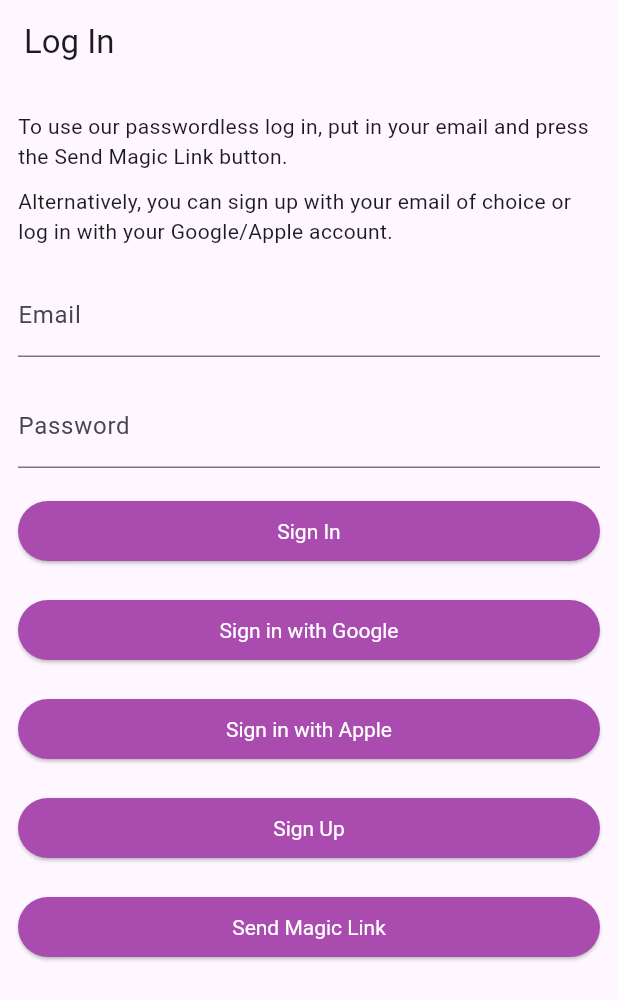
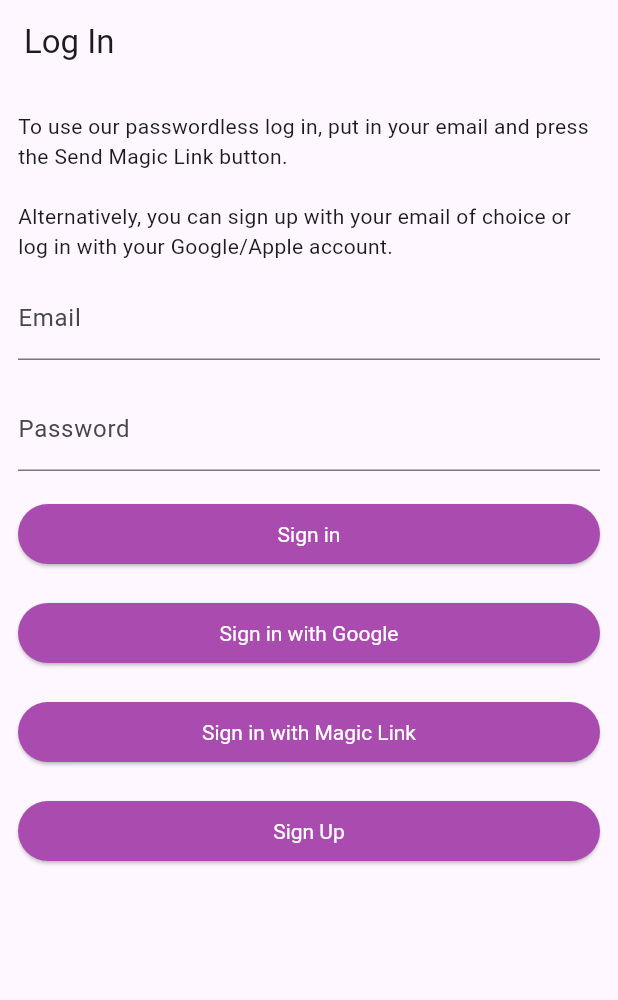
Before and after one commit to jkumz/expensee, a Flutter app: the screen it shows after launch, on a phone screen of 412 x 824 dp. Shown: the top 1000 px of the screen. Run offline on Flutter 3.47's test engine with Material 3 defaults, Android fonts, the phone set to English and light mode, and no system bars; our stand-ins replace flutter_dotenv, supabase_flutter; accounts and stored records are empty.

Commit message:
Login - Refactored for readability. Apple OAuth backend needs done via Apple Dev portal

```diff
--- /dev/null
+++ b/lib/components/elevated_buttons/authentication_buttons/sign_in_with_google_button.dart
@@ -0,0 +1,7 @@
+import 'package:flutter/material.dart';
+import 'package:expensee/components/elevated_buttons/custom_callback_button.dart';
+
+// purely for readability
+class SignInWithGoogleButton extends CustomCallbackButton {
+  SignInWithGoogleButton(super.child, super.onTap);
+}
--- /dev/null
+++ b/lib/components/elevated_buttons/authentication_buttons/sign_in_with_password_button.dart
@@ -0,0 +1,7 @@
+import 'package:flutter/material.dart';
+import 'package:expensee/components/elevated_buttons/custom_callback_button.dart';
+
+// purely for readability
+class SignInWithPasswordButton extends CustomCallbackButton {
+  SignInWithPasswordButton(super.child, super.onTap);
+}
--- /dev/null
+++ b/lib/components/elevated_buttons/custom_callback_button.dart
@@ -0,0 +1,29 @@
+import 'package:flutter/material.dart';
+
+class CustomCallbackButton extends StatelessWidget {
+  final Widget child;
+  final GestureTapCallback? onTap;
+  final Color? textColour;
+  final Color? backgroundColour;
+
+  const CustomCallbackButton(this.child, this.onTap,
+      {Key? key, this.textColour, this.backgroundColour});
+
+  @override
+  Widget build(BuildContext context) {
+    return ElevatedButton(
+      onPressed: onTap != null
+          ? () {
+              onTap!(); // ! operator basically says its guaranteed to not be null
+            }
+          : null,
+      child: child,
+      style: ElevatedButton.styleFrom(
+          foregroundColor: (textColour ?? Colors.white),
+          backgroundColor:
+              (backgroundColour ?? const Color.fromARGB(255, 170, 76, 175)),
+          elevation: 1,
+          textStyle: TextStyle(/*TODO make custom text styles*/)),
+    );
+  }
+}
--- /dev/null
+++ b/lib/config/constants.dart
@@ -0,0 +1,27 @@
+import 'package:flutter/material.dart';
+import 'package:flutter_dotenv/flutter_dotenv.dart';
+
+// LOG IN PAGE CONSTANTS
+
+// LOG IN PAGE - Button text
+const signInWithGoogleButtonText = "Sign in with Google";
+const signInWithPasswordButtonText = "Sign in";
+const signInWithMagicLinkButtonText = "Sign in with Magic Link";
+const signUpButtonText = "Sign Up";
+const loadingText = "Loading...";
+
+// LOG IN PAGE - Controllers
+const emailControllerDecoration = InputDecoration(labelText: "Email");
+const passwordControllerDecoration = InputDecoration(labelText: "Password");
+
+// LOG IN PAGE - SnackBar text
+const magicLinkPopupText =
+    "We've sent you a passwordless login link to your email!";
+const signInSuccessText = "Signed in!";
+const confirmationEmailPopUpText =
+    Text("Please sign up your confirmation in your email.");
+const unexpectedErrorText = Text("Unexpected error occured...");
+
+// LOG IN PAGE - Explanatory text
+const signInExplanationText =
+    'To use our passwordless log in, put in your email and press the Send Magic Link button.\n\nAlternatively, you can sign up with your email of choice or log in with your Google/Apple account.';
--- a/lib/screens/login.dart
+++ b/lib/screens/login.dart
@@ -1,12 +1,15 @@
 import 'dart:async';
 
+import 'package:expensee/components/elevated_buttons/authentication_buttons/sign_in_with_google_button.dart';
+import 'package:expensee/components/elevated_buttons/authentication_buttons/sign_in_with_password_button.dart';
+import 'package:expensee/components/elevated_buttons/magic_link_button.dart';
+import 'package:expensee/config/constants.dart';
 import 'package:flutter/foundation.dart';
 import 'package:flutter/material.dart';
 import 'package:flutter_dotenv/flutter_dotenv.dart';
 import 'package:supabase_flutter/supabase_flutter.dart';
 import 'package:expensee/main.dart';
-
-// TODO - set up log in via Gmail & FB
+import 'package:expensee/components/elevated_buttons/custom_callback_button.dart';
 
 class Login extends StatefulWidget {
   static const String routeName = "/login";
@@ -24,6 +27,10 @@ class Login extends StatefulWidget {
 class _LoginState extends State<Login> {
   bool _isLoading = false;
   bool _redirecting = false;
+  final _appBarTitle = const Text("Log In");
+
+  final authCallback =
+      '${dotenv.env['SUPABASE_PROJECT_SCHEMA']}://login-callback/';
 
   late final TextEditingController _emailController = TextEditingController();
   late final TextEditingController _passwordController =
@@ -37,17 +44,10 @@ class _LoginState extends State<Login> {
       });
       await supabase.auth.signInWithOtp(
         email: _emailController.text.trim(),
-        emailRedirectTo: kIsWeb
-            ? null
-            : '${dotenv.env['SUPABASE_PROJECT_SCHEMA']}://login-callback/',
+        emailRedirectTo: kIsWeb ? null : authCallback,
       );
       if (mounted) {
-        ScaffoldMessenger.of(context).showSnackBar(
-          const SnackBar(
-              content: Text(
-                  "We've sent you a passwordless login link to your email!")),
-        );
-        _emailController.clear();
+        displaySignInSuccess();
       }
     } on AuthException catch (error) {
       SnackBar(
@@ -56,9 +56,8 @@ class _LoginState extends State<Login> {
       );
     } catch (error) {
       SnackBar(
-        content: const Text('Unexpected error occurred'),
-        backgroundColor: Theme.of(context).colorScheme.error,
-      );
+          content: unexpectedErrorText,
+          backgroundColor: Theme.of(context).colorScheme.error);
     } finally {
       if (mounted) {
         setState(() {
@@ -79,11 +78,7 @@ class _LoginState extends State<Login> {
           email: _emailController.text.trim());
 
       if (mounted) {
-        ScaffoldMessenger.of(context).showSnackBar(
-          const SnackBar(content: Text("Signed in!")),
-        );
-        _emailController.clear();
-        _passwordController.clear();
+        displaySignInSuccess();
       }
     } on AuthException catch (error) {
       SnackBar(
@@ -92,7 +87,7 @@ class _LoginState extends State<Login> {
       );
     } catch (error) {
       SnackBar(
-        content: const Text('Unexpected error occurred'),
+        content: unexpectedErrorText,
         backgroundColor: Theme.of(context).colorScheme.error,
       );
     } finally {
@@ -106,19 +101,57 @@ class _LoginState extends State<Login> {
 
   Future<void> _signInWithGoogle() async {
     try {
-      await supabase.auth.signInWithOAuth(Provider.google,
-          redirectTo: dotenv.env["SUPABASE_AUTH_CALLBACK"]);
-    } catch (e) {
-      print("todo");
+      await supabase.auth
+          .signInWithOAuth(Provider.google, redirectTo: authCallback);
+
+      if (mounted) {
+        displaySignInSuccess();
+      }
+    } on AuthException catch (error) {
+      SnackBar(
+        content: Text(error.message),
+        backgroundColor: Theme.of(context).colorScheme.error,
+      );
+    } catch (error) {
+      SnackBar(
+        content: unexpectedErrorText,
+        backgroundColor: Theme.of(context).colorScheme.error,
+      );
+    } finally {
+      if (mounted) {
+        setState(() {
+          _isLoading = false;
+        });
+      }
     }
   }
 
+// TO DO - implement this in Supabase back end - need to make Apple dev profile
+// TO DO - refactor both OAuth sign in methods into one method, taking provider as param
   Future<void> _signInWithApple() async {
     try {
-      await supabase.auth.signInWithOAuth(Provider.apple,
-          redirectTo: dotenv.env["SUPABASE_AUTH_CALLBACK"]);
-    } catch (e) {
-      print("todo");
+      await supabase.auth
+          .signInWithOAuth(Provider.apple, redirectTo: authCallback);
+
+      if (mounted) {
+        displaySignInSuccess();
+      }
+    } on AuthException catch (error) {
+      SnackBar(
+        content: Text(error.message),
+        backgroundColor: Theme.of(context).colorScheme.error,
+      );
+    } catch (error) {
+      SnackBar(
+        content: unexpectedErrorText,
+        backgroundColor: Theme.of(context).colorScheme.error,
+      );
+    } finally {
+      if (mounted) {
+        setState(() {
+          _isLoading = false;
+        });
+      }
     }
   }
 
@@ -129,8 +162,7 @@ class _LoginState extends State<Login> {
 
     if (mounted) {
       ScaffoldMessenger.of(context).showSnackBar(
-        const SnackBar(
-            content: Text("Please sign up your confirmation in your email.")),
+        const SnackBar(content: confirmationEmailPopUpText),
       );
       _emailController.clear();
     }
@@ -157,107 +189,53 @@ class _LoginState extends State<Login> {
     super.dispose();
   }
 
+  void displaySignInSuccess() {
+    ScaffoldMessenger.of(context).showSnackBar(
+      const SnackBar(content: Text(signInSuccessText)),
+    );
+    _emailController.clear();
+    _passwordController.clear();
+  }
+
   @override
   Widget build(BuildContext context) {
     return Scaffold(
-      appBar: AppBar(title: const Text('Log In')),
+      appBar: AppBar(title: _appBarTitle),
       body: ListView(
         padding: const EdgeInsets.symmetric(vertical: 18, horizontal: 12),
         children: [
-          const Text(
-              'To use our passwordless log in, put in your email and press the Send Magic Link button.'),
+          const Text(signInExplanationText),
           const SizedBox(
             height: 10,
           ),
-          const Text(
-              "Alternatively, you can sign up with your email of choice or log in with your Google/Apple account."),
-          const SizedBox(height: 18),
           TextFormField(
             controller: _emailController,
-            decoration: const InputDecoration(labelText: 'Email'),
+            decoration: emailControllerDecoration,
           ),
           const SizedBox(height: 18),
           TextFormField(
             controller: _passwordController,
-            decoration: const InputDecoration(labelText: 'Password'),
+            decoration: passwordControllerDecoration,
           ),
           const SizedBox(height: 18), // to add space
-          ProvideCallbackButton(Text(_isLoading ? 'Loading' : 'Sign In'),
+          SignInWithPasswordButton(
+              Text(_isLoading ? loadingText : signInWithPasswordButtonText),
               _isLoading ? null : _signInWithPassword),
           const SizedBox(height: 18), // to add space
-          ProvideCallbackButton(
-              Text(_isLoading ? 'Loading' : 'Sign in with Google'),
+          SignInWithGoogleButton(
+              Text(_isLoading ? loadingText : signInWithGoogleButtonText),
               _isLoading ? null : _signInWithGoogle),
           const SizedBox(height: 18), // to add space
-          ProvideCallbackButton(
-              Text(_isLoading ? 'Loading' : 'Sign in with Apple'),
-              _isLoading ? null : _signInWithApple),
-          const SizedBox(height: 18), // to add space
-          ProvideCallbackButton(Text(_isLoading ? 'Loading' : 'Sign Up'),
-              _isLoading ? null : _emailSignUp),
-          const SizedBox(height: 18), // to add space
           MagicLinkButton(
-            Text(_isLoading ? 'Loading' : 'Send Magic Link'),
+            Text(_isLoading ? loadingText : signInWithMagicLinkButtonText),
             _isLoading ? null : _signInWithMagicLink,
           ),
+          const SizedBox(height: 18), // to add space
+          CustomCallbackButton(
+              Text(_isLoading ? loadingText : signUpButtonText),
+              _isLoading ? null : _emailSignUp),
         ],
       ),
     );
   }
 }
-
-class MagicLinkButton extends StatelessWidget {
-  final Widget child;
-  final GestureTapCallback? onTap;
-  final Color? textColour;
-  final Color? backgroundColour;
-
-  const MagicLinkButton(this.child, this.onTap,
-      {Key? key, this.textColour, this.backgroundColour});
-
-  @override
-  Widget build(BuildContext context) {
-    return ElevatedButton(
-      onPressed: onTap != null
-          ? () {
-              onTap!();
-            }
-          : null,
-      child: child,
-      style: ElevatedButton.styleFrom(
-          foregroundColor: (textColour ?? Colors.white),
-          backgroundColor:
-              (backgroundColour ?? const Color.fromARGB(255, 170, 76, 175)),
-          elevation: 1,
-          textStyle: TextStyle(/*TODO make custom text styles*/)),
-    );
-  }
-}
-
-class ProvideCallbackButton extends StatelessWidget {
-  final Widget child;
-  final GestureTapCallback? onTap;
-  final Color? textColour;
-  final Color? backgroundColour;
-
-  const ProvideCallbackButton(this.child, this.onTap,
-      {Key? key, this.textColour, this.backgroundColour});
-
-  @override
-  Widget build(BuildContext context) {
-    return ElevatedButton(
-      onPressed: onTap != null
-          ? () {
-              onTap!(); // ! operator basically says its guaranteed to not be null
-            }
-          : null,
-      child: child,
-      style: ElevatedButton.styleFrom(
-          foregroundColor: (textColour ?? Colors.white),
-          backgroundColor:
-              (backgroundColour ?? const Color.fromARGB(255, 170, 76, 175)),
-          elevation: 1,
-          textStyle: TextStyle(/*TODO make custom text styles*/)),
-    );
-  }
-}
```
Also changed, not shown: lib/components/elevated_buttons/authentication_buttons/sign_in_with_apple_button.dart (added, +7 -0 lines).
